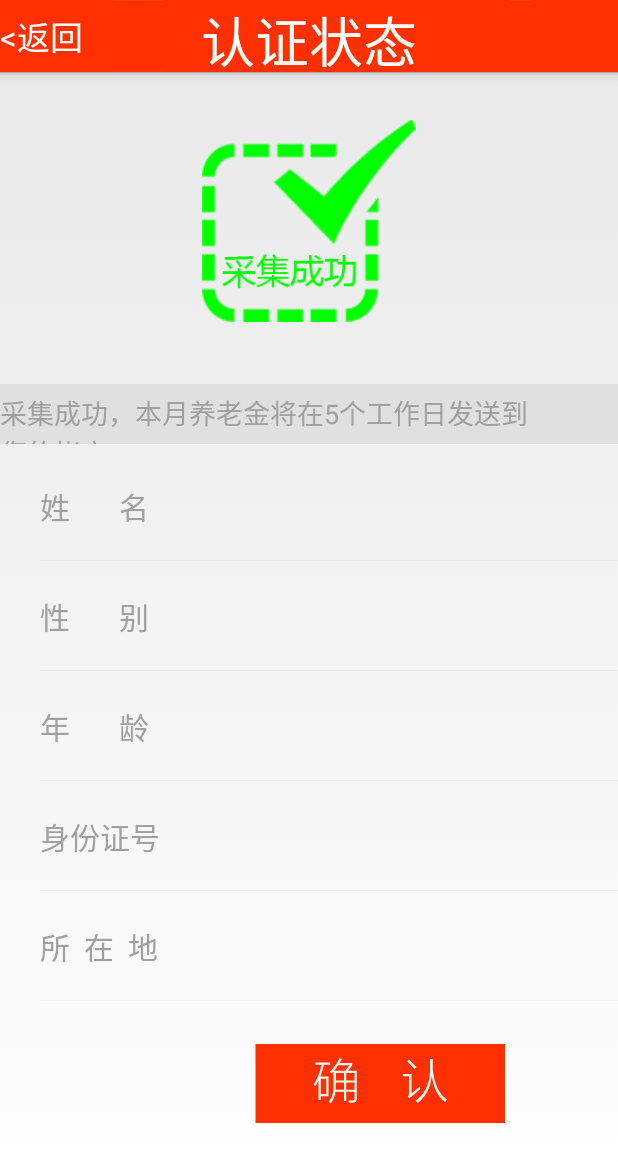
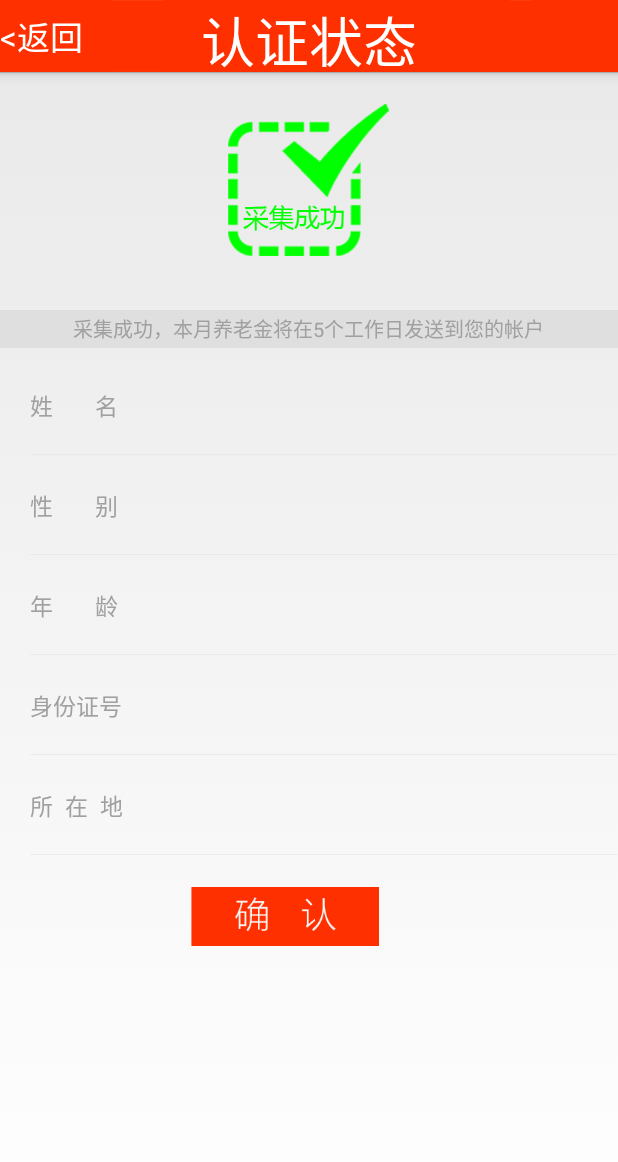
Before and after one commit to JacksonMich/HongMo, an Android app: the SuccessLayout screen opened directly, with no data from a screen before it, on a phone screen of 412 x 824 dp. Shown: the top 1162 px of the screen. Run offline under Robolectric (Android 15) with nearby library versions, the phone set to English and light mode, and no system bars.

Commit message:
测试一个页面by zhr

```diff
--- a/app/src/main/java/com/example/whx/hongmo/SuccessLayout.java
+++ b/app/src/main/java/com/example/whx/hongmo/SuccessLayout.java
@@ -42,8 +42,8 @@ public class SuccessLayout extends Activity implements View.OnClickListener{
         SharedInfo sharedInfo = new SharedInfo(this);
         name.setText(sharedInfo.getInfo()[0]);
         sex.setText(sharedInfo.getInfo()[1]);
-        age.setText(sharedInfo.getInfo()[2]);
-        pID.setText(sharedInfo.getInfo()[3]);
+        age.setText(sharedInfo.getInfo()[3]);
+        pID.setText(sharedInfo.getInfo()[2]);
         place.setText(sharedInfo.getInfo()[4]);
 
     }
--- a/app/src/main/res/layout/success_info.xml
+++ b/app/src/main/res/layout/success_info.xml
@@ -11,34 +11,31 @@
 
         <ImageView
             android:id="@+id/zhuangtai"
-            android:layout_width="214px"
-            android:layout_height="226px"
+            android:layout_width="107dp"
+            android:layout_height="113dp"
             android:src="@mipmap/renzheng1"
             android:layout_alignParentTop="true"
             android:layout_centerHorizontal="true"
-            android:layout_marginTop="36px" />
+            android:layout_marginTop="15dp" />
 
         <RelativeLayout
             android:layout_width="fill_parent"
-            android:layout_height="60px"
+            android:layout_height="25dp"
             android:layout_below="@+id/zhuangtai"
             android:background="#32a0a0a0"
-            android:layout_marginTop="50px">
+            android:layout_marginTop="30dp">
 
             <TextView
                 android:id="@+id/textView5"
                 android:layout_width="wrap_content"
-                android:layout_height="fill_parent"
+                android:layout_height="wrap_content"
                 android:text="采集成功，本月养老金将在5个工作日发送到您的帐户"
-                android:textSize="27px"
+                android:textSize="13.5sp"
                 android:textIsSelectable="true"
                 android:textColor="#a0a0a0"
                 android:singleLine="false"
-                android:layout_alignParentRight="true"
-                android:layout_alignParentEnd="false"
-                android:layout_marginRight="64px"
-                android:layout_alignParentTop="true"
-                android:layout_marginTop="15px" />
+                android:layout_centerVertical="true"
+                android:layout_centerHorizontal="true" />
         </RelativeLayout>
 
     </RelativeLayout>
@@ -58,7 +55,7 @@
             android:layout_height="wrap_content"
             android:orientation="vertical"
             android:layout_alignParentRight="true"
-            android:layout_marginLeft="40px">
+            android:layout_marginLeft="20dp">
 
             <LinearLayout
                 android:layout_width="match_parent"
@@ -73,7 +70,7 @@
                     android:layout_gravity="center_vertical"
                     android:text="姓       名"
                     android:textScaleX="1"
-                    android:textSize="30px"
+                    android:textSize="15sp"
                     android:textColor="#a0a0a0" />
                 <TextView
                     android:id="@+id/sex"
@@ -98,7 +95,7 @@
             android:layout_width="fill_parent"
             android:layout_height="wrap_content"
             android:layout_alignParentRight="true"
-            android:layout_marginLeft="40px">
+            android:layout_marginLeft="20dp">
             <LinearLayout
                 android:layout_width="match_parent"
                 android:layout_height="wrap_content"
@@ -110,7 +107,7 @@
                     android:layout_height="wrap_content"
                     android:layout_gravity="center_vertical"
                     android:text="性       别"
-                    android:textSize="30px"
+                    android:textSize="15sp"
                     android:textColor="#a0a0a0" />
                 <TextView
                     android:id="@+id/userAge"
@@ -120,11 +117,11 @@
                     android:text="男"
                     android:layout_gravity="center_vertical"
                     android:layout_marginLeft="20dp"
-                    />
+                    android:textSize="15sp" />
             </LinearLayout>
             <ImageView
                 android:layout_width="match_parent"
-                android:layout_height="1px"
+                android:layout_height="0.5dp"
                 android:layout_marginTop="5dp"
                 android:src="@mipmap/fengexian1"
                 android:scaleType="fitXY"/>
@@ -137,7 +134,7 @@
             android:layout_width="fill_parent"
             android:layout_height="wrap_content"
             android:layout_alignParentRight="true"
-            android:layout_marginLeft="40px">
+            android:layout_marginLeft="20dp">
 
             <LinearLayout
                 android:layout_width="match_parent"
@@ -150,7 +147,7 @@
                     android:layout_height="wrap_content"
                     android:layout_gravity="center_vertical"
                     android:text="年       龄"
-                    android:textSize="30px"
+                    android:textSize="15sp"
                     android:textColor="#a0a0a0" />
                 <TextView
                     android:id="@+id/userID"
@@ -159,7 +156,8 @@
                     android:background="@null"
                     android:layout_gravity="center_vertical"
                     android:layout_marginLeft="20dp"
-                    android:text="18" />
+                    android:text="18"
+                    android:textSize="15sp" />
             </LinearLayout>
 
             <ImageView
@@ -178,7 +176,7 @@
             android:layout_below="@+id/p_l3"
             android:layout_alignParentRight="true"
             android:layout_alignParentEnd="true"
-            android:layout_marginLeft="40px">
+            android:layout_marginLeft="20dp">
 
             <LinearLayout
                 android:layout_width="match_parent"
@@ -191,7 +189,7 @@
                     android:layout_height="wrap_content"
                     android:layout_gravity="center_vertical"
                     android:text="身份证号"
-                    android:textSize="30px"
+                    android:textSize="15sp"
                     android:textColor="#a0a0a0" />
 
                 <TextView
@@ -201,7 +199,8 @@
                     android:background="@null"
                     android:layout_gravity="center_vertical"
                     android:layout_marginLeft="20dp"
-                    android:text="12345678" />
+                    android:text="12345678"
+                    android:textSize="15sp" />
             </LinearLayout>
 
             <ImageView
@@ -220,7 +219,7 @@
             android:layout_below="@+id/p_l3"
             android:layout_alignParentRight="true"
             android:layout_alignParentEnd="true"
-            android:layout_marginLeft="40px">
+            android:layout_marginLeft="20dp">
 
             <LinearLayout
                 android:layout_width="match_parent"
@@ -233,7 +232,7 @@
                     android:layout_height="wrap_content"
                     android:layout_gravity="center_vertical"
                     android:text="所  在  地"
-                    android:textSize="30px"
+                    android:textSize="15sp"
                     android:textColor="#a0a0a0" />
 
                 <TextView
@@ -243,7 +242,8 @@
                     android:background="@null"
                     android:layout_gravity="center_vertical"
                     android:layout_marginLeft="20dp"
-                    android:text="香港九龙" />
+                    android:text="香港九龙"
+                    android:textSize="15sp" />
             </LinearLayout>
 
             <ImageView
@@ -257,13 +257,13 @@
         <Button
             android:id="@+id/quitAccount"
             android:layout_below="@+id/p_l3"
-            android:layout_width="250px"
-            android:layout_height="79px"
-            android:layout_marginTop="43px"
+            android:layout_width="125dp"
+            android:layout_height="39.5dp"
+            android:layout_marginTop="21.5dp"
             android:background="@mipmap/anniu_queren"
             android:textSize="@dimen/font_size_12"
             android:layout_centerHorizontal="true"
-            android:layout_marginLeft="255px" />
+            android:layout_marginLeft="127.5dp" />
     </LinearLayout>
 
 
```
Also changed, not shown: app/src/main/java/com/example/whx/hongmo/GetFailedActivity.java (+5 -17 lines), app/src/main/java/com/example/whx/hongmo/GetSuccessActivity.java (+0 -10 lines), app/src/main/res/layout/getfailed_layout.xml (+3 -19 lines), app/src/main/res/layout/getsuccess_layout.xml (+3 -19 lines), 2 other files.
